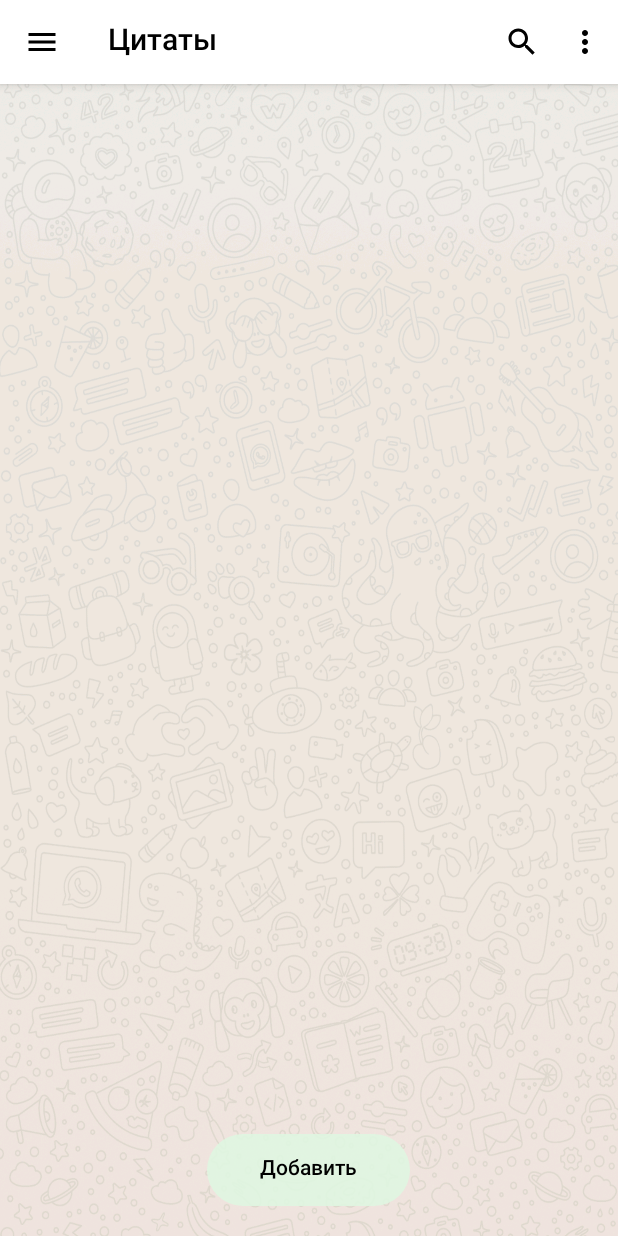
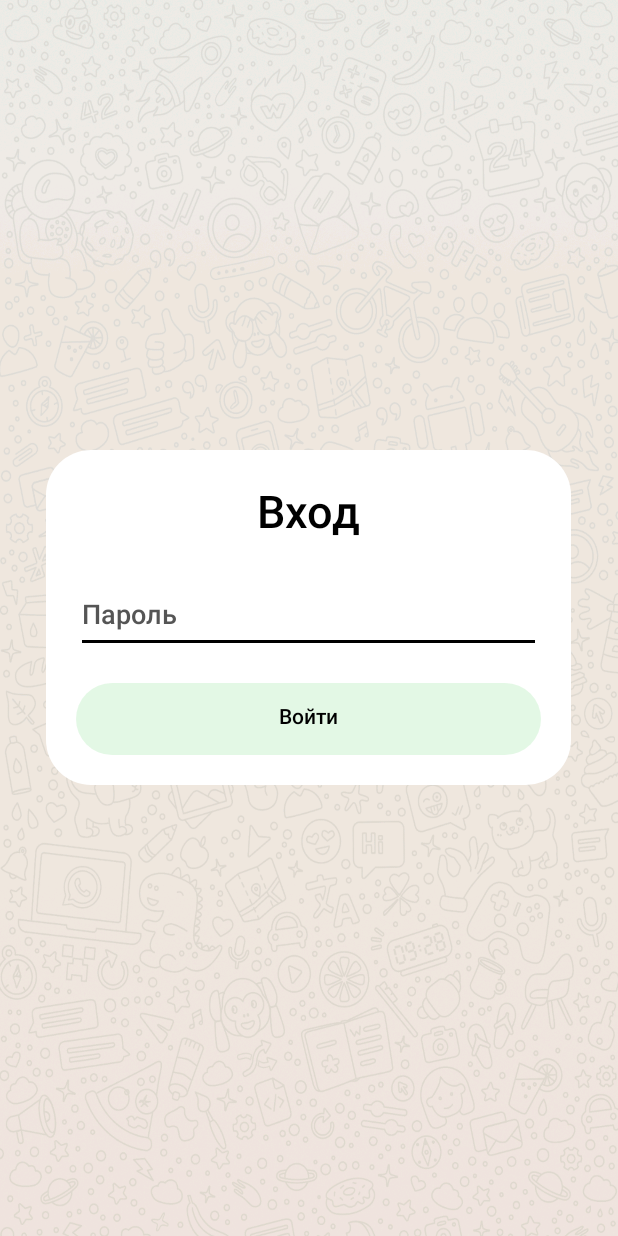
Before and after one commit to TimSin5599/Quote, an Android app: the screen it shows after launch (MainActivity before the commit, Login after it), on a phone screen of 412 x 824 dp. Run offline under Robolectric (Android 15) with nearby library versions, the phone set to English and light mode, and no system bars; our stand-ins replace Firebase (no records; nobody signed in at launch, a user with empty details on screens opened directly).

Commit message:
fix design + new function sort + login by code

```diff
--- a/app/build.gradle.kts
+++ b/app/build.gradle.kts
@@ -12,7 +12,7 @@ android {
         minSdk = 28
         targetSdk = 34
         versionCode = 1
-        versionName = "1.0"
+        versionName = "1.1"
 
         testInstrumentationRunner = "androidx.test.runner.AndroidJUnitRunner"
     }
@@ -46,6 +46,7 @@ dependencies {
     implementation("androidx.recyclerview:recyclerview:1.3.2")
     implementation("androidx.cardview:cardview:1.0.0")
     implementation("androidx.datastore:datastore-core-android:1.1.1")
+    implementation("androidx.activity:activity:1.9.0")
     testImplementation("junit:junit:4.13.2")
     androidTestImplementation("androidx.test.ext:junit:1.1.5")
     androidTestImplementation("androidx.test.espresso:espresso-core:3.5.1")
--- a/app/src/main/AndroidManifest.xml
+++ b/app/src/main/AndroidManifest.xml
@@ -14,6 +14,9 @@
         tools:targetApi="31">
         <activity
             android:name=".MainActivity"
+            android:exported="false" />
+        <activity
+            android:name=".Login"
             android:exported="true">
             <intent-filter>
                 <action android:name="android.intent.action.MAIN" />
--- /dev/null
+++ b/app/src/main/java/com/TimSin/quote/Login.java
@@ -0,0 +1,100 @@
+package com.TimSin.quote;
+
+import android.content.Intent;
+import android.content.SharedPreferences;
+import android.os.Bundle;
+import android.view.View;
+import android.widget.Button;
+import android.widget.EditText;
+
+import androidx.activity.EdgeToEdge;
+import androidx.appcompat.app.AppCompatActivity;
+import androidx.core.graphics.Insets;
+import androidx.core.view.ViewCompat;
+import androidx.core.view.WindowInsetsCompat;
+import java.security.MessageDigest;
+import java.security.NoSuchAlgorithmException;
+
+import com.google.firebase.database.DataSnapshot;
+import com.google.firebase.database.DatabaseError;
+import com.google.firebase.database.DatabaseReference;
+import com.google.firebase.database.FirebaseDatabase;
+import com.google.firebase.database.ValueEventListener;
+
+public class Login extends AppCompatActivity {
+
+    private String pass;
+    @Override
+    protected void onCreate(Bundle savedInstanceState) {
+        super.onCreate(savedInstanceState);
+        EdgeToEdge.enable(this);
+        setContentView(R.layout.activity_login);
+
+        if (checkAuthorizationStatus()) {
+            Intent intent = new Intent(Login.this, MainActivity.class);
+            startActivity(intent);
+        }
+
+        FirebaseDatabase database = FirebaseDatabase.getInstance();
+        DatabaseReference databaseReference = database.getReference();
+        DatabaseReference passwordRef = databaseReference.child("Password");
+
+        passwordRef.addListenerForSingleValueEvent(new ValueEventListener() {
+            @Override
+            public void onDataChange(DataSnapshot dataSnapshot) {
+                pass = dataSnapshot.getValue(String.class);
+            }
+
+            @Override
+            public void onCancelled(DatabaseError databaseError) {
+            }
+        });
+
+
+        Button btn = findViewById(R.id.ok_button);
+        EditText editText = findViewById(R.id.testpass);
+        btn.setOnClickListener(new View.OnClickListener() {
+            @Override
+            public void onClick(View v) {
+                System.out.println("mypassword"+hashPassword(editText.getText().toString()));
+                if (hashPassword(editText.getText().toString().toLowerCase()).equals(pass)) {
+                    saveAuthorizationStatus(true);
+                    Intent intent = new Intent(Login.this, MainActivity.class);
+                    startActivity(intent);
+                }
+            }
+        });
+
+    }
+
+
+    public static String hashPassword(String password) {
+        try {
+            MessageDigest digest = MessageDigest.getInstance("SHA-256");
+            byte[] hashedBytes = digest.digest(password.getBytes());
+            StringBuilder sb = new StringBuilder();
+            for (byte b : hashedBytes) {
+                sb.append(String.format("%02x", b));
+            }
+            return sb.toString();
+        } catch (NoSuchAlgorithmException e) {
+            e.printStackTrace();
+            return null;
+        }
+    }
+
+    private boolean checkAuthorizationStatus() {
+        SharedPreferences preferences = getSharedPreferences("authorization", MODE_PRIVATE);
+        return preferences.getBoolean("isAuthenticated", false);
+    }
+
+
+    private void saveAuthorizationStatus(boolean isAuthenticated) {
+        SharedPreferences preferences = getSharedPreferences("authorization", MODE_PRIVATE);
+        SharedPreferences.Editor editor = preferences.edit();
+        editor.putBoolean("isAuthenticated", isAuthenticated);
+        editor.apply();
+    }
+
+
+}
--- /dev/null
+++ b/app/src/main/res/drawable/ic_lightbulb_black.xml
@@ -0,0 +1,10 @@
+<?xml version="1.0" encoding="utf-8"?>
+<vector xmlns:android="http://schemas.android.com/apk/res/android"
+    android:width="24dp"
+    android:height="24dp"
+    android:viewportWidth="24"
+    android:viewportHeight="24">
+    <path
+        android:fillColor="#000000"
+        android:pathData="M9 21h6v-1H9v1zm3-19C8.69 2 6 4.69 6 8c0 1.66 1.04 3.09 2.5 3.69V14c0 .55.45 1 1 1h5c.55 0 1-.45 1-1v-2.31C16.96 11.09 18 9.66 18 8c0-3.31-2.69-6-6-6zm1 11h-2v-4h2v4z"/>
+</vector>
--- /dev/null
+++ b/app/src/main/res/drawable/ic_lightbulb_white.xml
@@ -0,0 +1,9 @@
+<vector xmlns:android="http://schemas.android.com/apk/res/android"
+    android:width="24dp"
+    android:height="24dp"
+    android:viewportWidth="24"
+    android:viewportHeight="24">
+    <path
+        android:fillColor="#FFFFFF"
+        android:pathData="M9 21h6v-1H9v1zm3-19C8.69 2 6 4.69 6 8c0 1.66 1.04 3.09 2.5 3.69V14c0 .55.45 1 1 1h5c.55 0 1-.45 1-1v-2.31C16.96 11.09 18 9.6 18 8c0-3.31-2.69-6-6-6zm1 11h-2v-4h2v4z"/>
+</vector>
--- /dev/null
+++ b/app/src/main/res/drawable/ic_sort.xml
@@ -0,0 +1,9 @@
+<vector xmlns:android="http://schemas.android.com/apk/res/android"
+    android:width="24dp"
+    android:height="24dp"
+    android:viewportWidth="24"
+    android:viewportHeight="24">
+    <path
+        android:fillColor="#D5D5D5"
+        android:pathData="M4 18h16v-2H4v2zm0-5h10v-2H4v2zm0-7v2h7V6H4zm14 12l-4 4v-3H8v-2h6v-3l4 4z"/>
+</vector>
--- /dev/null
+++ b/app/src/main/res/drawable/ic_sort_black.xml
@@ -0,0 +1,9 @@
+<vector xmlns:android="http://schemas.android.com/apk/res/android"
+    android:width="24dp"
+    android:height="24dp"
+    android:viewportWidth="24"
+    android:viewportHeight="24">
+    <path
+        android:fillColor="#000000"
+        android:pathData="M4 18h16v-2H4v2zm0-5h10v-2H4v2zm0-7v2h7V6H4zm14 12l-4 4v-3H8v-2h6v-3l4 4z"/>
+</vector>
--- /dev/null
+++ b/app/src/main/res/layout/activity_login.xml
@@ -0,0 +1,45 @@
+<?xml version="1.0" encoding="utf-8"?>
+<RelativeLayout xmlns:android="http://schemas.android.com/apk/res/android"
+    android:layout_width="350dp"
+    android:layout_height="wrap_content"
+    android:layout_gravity="center"
+    android:padding="10dp"
+    style="@style/CustomDialogAlertAddQuote">
+
+    <TextView
+        android:id="@+id/dialog_title"
+        style="@style/TextStyle"
+        android:layout_width="match_parent"
+        android:layout_height="wrap_content"
+        android:gravity="center"
+        android:text="Вход"
+        android:textSize="30sp"
+        android:layout_marginTop="10dp"
+        android:padding="2sp"
+        android:layout_marginStart="10dp"
+        android:layout_marginEnd="10dp" />
+
+    <EditText
+        android:id="@+id/testpass"
+        android:hint="Пароль"
+        style="@style/TextStyle"
+        android:layout_width="match_parent"
+        android:layout_height="wrap_content"
+        android:layout_below="@id/dialog_title"
+        android:layout_marginTop="20dp"
+        android:layout_marginStart="10dp"
+        android:layout_marginEnd="10dp" />
+
+    <Button
+        android:id="@+id/ok_button"
+        android:layout_width="match_parent"
+        android:layout_height="wrap_content"
+        android:text="Войти"
+        android:textAllCaps="false"
+        android:layout_below="@id/testpass"
+        android:layout_marginTop="20dp"
+        android:layout_marginStart="10dp"
+        android:layout_marginEnd="10dp"
+        android:layout_marginBottom="10dp"
+        style="@style/ButtonAddStyle" />
+</RelativeLayout>
--- a/app/src/main/res/menu/menu_category.xml
+++ b/app/src/main/res/menu/menu_category.xml
@@ -13,7 +13,7 @@
             />
         <item android:id="@+id/IdeasCategory"
             android:title="@string/ideas"
-            android:icon="?attr/iconAnecdotes"
+            android:icon="?attr/iconbulb"
             />
     </group>
 </menu>
--- a/app/src/main/res/values-night/themes.xml
+++ b/app/src/main/res/values-night/themes.xml
@@ -13,6 +13,8 @@
         <item name="customMenuIcon">@drawable/white_menu</item>
         <item name="iconQuotes">@drawable/ic_quote_white</item>
         <item name="iconAnecdotes">@drawable/ic_emoji_white</item>
+        <item name="iconbulb">@drawable/ic_lightbulb_white</item>
+        <item name="iconsort">@drawable/ic_sort</item>
         <item name="android:fontFamily">@font/montserrat_medium</item>
     </style>
 
@@ -21,6 +23,11 @@
         <item name="itemTextColor">@color/white</item>
         <item name="android:background">@color/primaryColor</item>
         <item name="android:fontFamily">@font/montserrat_medium</item>
+    </style>
+
+    <style name="CustomDialogAlertSpinner">
+        <item name="android:popupBackground">@color/primaryColor</item>
+        <item name="android:backgroundTint">@color/white</item>
     </style>
 
     <style name="ToolBarStyle">
--- a/app/src/main/res/values/attrs.xml
+++ b/app/src/main/res/values/attrs.xml
@@ -5,5 +5,7 @@
         <attr name="customMenuIcon" format="reference" />
         <attr name="iconQuotes" format="reference" />
         <attr name="iconAnecdotes" format="reference" />
+        <attr name="iconbulb" format="reference" />
+        <attr name="iconsort" format="reference" />
     </declare-styleable>
 </resources>
--- a/app/src/main/res/values/themes.xml
+++ b/app/src/main/res/values/themes.xml
@@ -14,6 +14,8 @@
         <item name="customMenuIcon">@drawable/black_menu</item>
         <item name="iconQuotes">@drawable/ic_quote_black</item>
         <item name="iconAnecdotes">@drawable/ic_emoji_black</item>
+        <item name="iconbulb">@drawable/ic_lightbulb_black</item>
+        <item name="iconsort">@drawable/ic_sort_black</item>
         <item name="android:fontFamily">@font/montserrat_medium</item>
     </style>
 
@@ -22,6 +24,11 @@
         <item name="itemIconTint">@color/black</item>
         <item name="itemTextColor">@color/black</item>
         <item name="android:fontFamily">@font/montserrat_medium</item>
+    </style>
+
+    <style name="CustomDialogAlertSpinner">
+        <item name="android:popupBackground">@color/white</item>
+        <item name="android:backgroundTint">@color/black</item>
     </style>
 
     <style name="OverflowStyle" parent="@style/Widget.AppCompat.ActionButton.Overflow">
```
Also changed, not shown: app/src/main/java/com/TimSin/quote/ItemsAdapter.java (+25 -0 lines), app/src/main/java/com/TimSin/quote/MainActivity.java (+51 -1 lines), app/src/main/res/layout/dialog_sort_options.xml (added, +44 -0 lines), app/src/main/res/menu/menu.xml (+8 -0 lines), app/src/main/res/values/strings.xml (+7 -0 lines), 3 other files.
